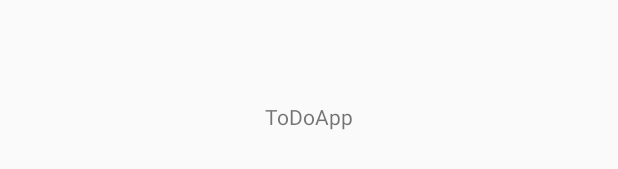
After one commit to svera1213/ToDoApp, an Android app: the layout activity_app_launcher.xml on its own in the app's theme, with its tools: preview values and no code run, on a phone screen of 412 x 824 dp. The commit adds this screen. Shown: the part 354-523 px from the top of the screen. Run offline under Robolectric (Android 15) with nearby library versions, the phone set to English and light mode, and no system bars.

Commit message:
Launcher Login implemented and working

```diff
--- a/app/src/main/AndroidManifest.xml
+++ b/app/src/main/AndroidManifest.xml
@@ -2,7 +2,7 @@
 <manifest xmlns:android="http://schemas.android.com/apk/res/android"
     package="com.jetbrains.handson.mpp.todoapp">
 
-    <uses-permission android:name="android.permission.INTERNET"/>
+    <uses-permission android:name="android.permission.INTERNET" />
 
     <application
         android:allowBackup="true"
@@ -11,13 +11,14 @@
         android:roundIcon="@mipmap/ic_launcher_round"
         android:supportsRtl="true"
         android:theme="@style/AppTheme">
-        <activity android:name=".MainActivity">
+        <activity android:name=".AppLauncherActivity">
             <intent-filter>
                 <action android:name="android.intent.action.MAIN" />
 
                 <category android:name="android.intent.category.LAUNCHER" />
             </intent-filter>
         </activity>
+        <activity android:name=".MainActivity"/>
     </application>
 
 </manifest>
--- /dev/null
+++ b/app/src/main/res/layout/activity_app_launcher.xml
@@ -0,0 +1,23 @@
+<?xml version="1.0" encoding="utf-8"?>
+<androidx.constraintlayout.widget.ConstraintLayout xmlns:android="http://schemas.android.com/apk/res/android"
+    xmlns:app="http://schemas.android.com/apk/res-auto"
+    xmlns:tools="http://schemas.android.com/tools"
+    android:layout_width="match_parent"
+    android:layout_height="match_parent"
+    tools:context=".AppLauncherActivity">
+
+
+    <TextView
+        android:id="@+id/title_launcher"
+        android:layout_width="wrap_content"
+        android:layout_height="wrap_content"
+        android:layout_marginStart="176dp"
+        android:layout_marginLeft="176dp"
+        android:layout_marginTop="304dp"
+        android:layout_marginEnd="176dp"
+        android:layout_marginRight="176dp"
+        android:text="@string/app_name"
+        app:layout_constraintEnd_toEndOf="parent"
+        app:layout_constraintStart_toStartOf="parent"
+        app:layout_constraintTop_toTopOf="parent" />
+</androidx.constraintlayout.widget.ConstraintLayout>
```
Also changed, not shown: app/src/main/java/com/jetbrains/handson/mpp/todoapp/AppLauncherActivity.kt (added, +60 -0 lines), app/src/main/java/com/jetbrains/handson/mpp/todoapp/MainActivity.kt (+12 -34 lines).
